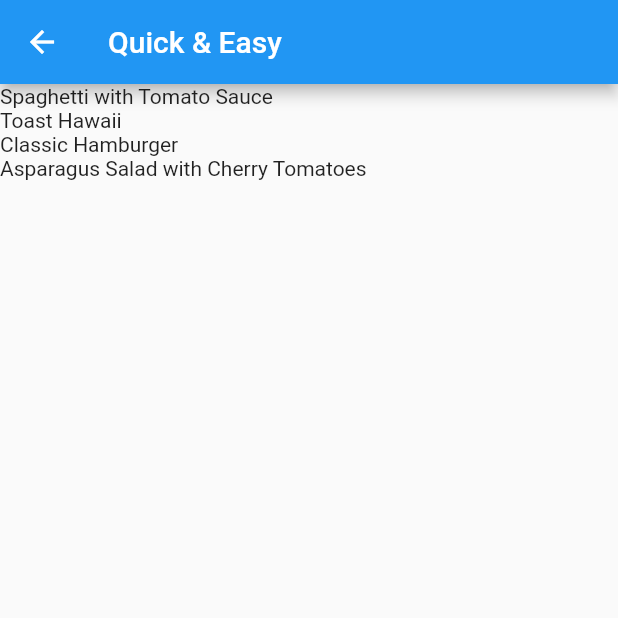
After one commit to Emrys02/cookbook, a Flutter app: the screen it shows after launch, after a tap on "Quick & Easy", on a phone screen of 412 x 824 dp, the top half of it. The commit adds this screen. Run offline on Flutter 3.47's test engine with Material 2 defaults, Android fonts, the phone set to English and light mode, and no system bars.

Commit message:
created a seperate file for the fundamental lists i.e Meals and Categories,

```diff
--- /dev/null
+++ b/lib/data/dummy_data.dart
@@ -0,0 +1,398 @@
+import 'package:flutter/material.dart';
+
+import '../models/categories.dart';
+import '../models/meal.dart';
+
+const dummyCategories  =  [
+  Category(
+    id: 'c1',
+    title: 'Italian',
+    color: Colors.purple,
+  ),
+  Category(
+    id: 'c2',
+    title: 'Quick & Easy',
+    color: Colors.red,
+  ),
+  Category(
+    id: 'c3',
+    title: 'Hamburgers',
+    color: Colors.orange,
+  ),
+  Category(
+    id: 'c4',
+    title: 'German',
+    color: Colors.amber,
+  ),
+  Category(
+    id: 'c5',
+    title: 'Light & Lovely',
+    color: Colors.blue,
+  ),
+  Category(
+    id: 'c6',
+    title: 'Exotic',
+    color: Colors.green,
+  ),
+  Category(
+    id: 'c7',
+    title: 'Breakfast',
+    color: Colors.lightBlue,
+  ),
+  Category(
+    id: 'c8',
+    title: 'Asian',
+    color: Colors.lightGreen,
+  ),
+  Category(
+    id: 'c9',
+    title: 'French',
+    color: Colors.pink,
+  ),
+  Category(
+    id: 'c10',
+    title: 'Summer',
+    color: Colors.teal,
+  ),
+];
+
+const dummyMeals =[
+  Meal(
+    id: 'm1',
+    categories: [
+      'c1',
+      'c2',
+    ],
+    title: 'Spaghetti with Tomato Sauce',
+    affordability: Affordability.affordable,
+    complexity: Complexity.simple,
+    imageUrl:
+        'https://upload.wikimedia.org/wikipedia/commons/thumb/2/20/Spaghetti_Bolognese_mit_Parmesan_oder_Grana_Padano.jpg/800px-Spaghetti_Bolognese_mit_Parmesan_oder_Grana_Padano.jpg',
+    duration: 20,
+    ingredients: [
+      '4 Tomatoes',
+      '1 Tablespoon of Olive Oil',
+      '1 Onion',
+      '250g Spaghetti',
+      'Spices',
+      'Cheese (optional)'
+    ],
+    steps: [
+      'Cut the tomatoes and the onion into small pieces.',
+      'Boil some water - add salt to it once it boils.',
+      'Put the spaghetti into the boiling water - they should be done in about 10 to 12 minutes.',
+      'In the meantime, heaten up some olive oil and add the cut onion.',
+      'After 2 minutes, add the tomato pieces, salt, pepper and your other spices.',
+      'The sauce will be done once the spaghetti are.',
+      'Feel free to add some cheese on top of the finished dish.'
+    ],
+    glutenFree: false,
+    vegan: true,
+    lactoseFree: true,
+  ),
+  Meal(
+    id: 'm2',
+    categories: [
+      'c2',
+    ],
+    title: 'Toast Hawaii',
+    affordability: Affordability.affordable,
+    complexity: Complexity.simple,
+    imageUrl:
+        'https://cdn.pixabay.com/photo/2018/07/11/21/51/toast-3532016_1280.jpg',
+    duration: 10,
+    ingredients: [
+      '1 Slice White Bread',
+      '1 Slice Ham',
+      '1 Slice Pineapple',
+      '1-2 Slices of Cheese',
+      'Butter'
+    ],
+    steps: [
+      'Butter one side of the white bread',
+      'Layer ham, the pineapple and cheese on the white bread',
+      'Bake the toast for round about 10 minutes in the oven at 200°C'
+    ],
+    glutenFree: false,
+    vegan: false,
+    lactoseFree: false,
+  ),
+  Meal(
+    id: 'm3',
+    categories: [
+      'c2',
+      'c3',
+    ],
+    title: 'Classic Hamburger',
+    affordability: Affordability.quiteExpensive,
+    complexity: Complexity.simple,
+    imageUrl:
+        'https://cdn.pixabay.com/photo/2014/10/23/18/05/burger-500054_1280.jpg',
+    duration: 45,
+    ingredients: [
+      '300g Cattle Hack',
+      '1 Tomato',
+      '1 Cucumber',
+      '1 Onion',
+      'Ketchup',
+      '2 Burger Buns'
+    ],
+    steps: [
+      'Form 2 patties',
+      'Fry the patties for c. 4 minutes on each side',
+      'Quickly fry the buns for c. 1 minute on each side',
+      'Bruch buns with ketchup',
+      'Serve burger with tomato, cucumber and onion'
+    ],
+    glutenFree: false,
+    vegan: false,
+    lactoseFree: true,
+  ),
+  Meal(
+    id: 'm4',
+    categories: [
+      'c4',
+    ],
+    title: 'Wiener Schnitzel',
+    affordability: Affordability.veryExpensive,
+    complexity: Complexity.challenging,
+    imageUrl:
+        'https://cdn.pixabay.com/photo/2018/03/31/19/29/schnitzel-3279045_1280.jpg',
+    duration: 60,
+    ingredients: [
+      '8 Veal Cutlets',
+      '4 Eggs',
+      '200g Bread Crumbs',
+      '100g Flour',
+      '300ml Butter',
+      '100g Vegetable Oil',
+      'Salt',
+      'Lemon Slices'
+    ],
+    steps: [
+      'Tenderize the veal to about 2–4mm, and salt on both sides.',
+      'On a flat plate, stir the eggs briefly with a fork.',
+      'Lightly coat the cutlets in flour then dip into the egg, and finally, coat in breadcrumbs.',
+      'Heat the butter and oil in a large pan (allow the fat to get very hot) and fry the schnitzels until golden brown on both sides.',
+      'Make sure to toss the pan regularly so that the schnitzels are surrounded by oil and the crumbing becomes ‘fluffy’.',
+      'Remove, and drain on kitchen paper. Fry the parsley in the remaining oil and drain.',
+      'Place the schnitzels on awarmed plate and serve garnishedwith parsley and slices of lemon.'
+    ],
+    glutenFree: false,
+    vegan: false,
+    lactoseFree: false,
+  ),
+  Meal(
+    id: 'm5',
+    categories: [
+      'c2'
+          'c5',
+      'c10',
+    ],
+    title: 'Salad with Smoked Salmon',
+    affordability: Affordability.veryExpensive,
+    complexity: Complexity.simple,
+    imageUrl:
+        'https://cdn.pixabay.com/photo/2016/10/25/13/29/smoked-salmon-salad-1768890_1280.jpg',
+    duration: 15,
+    ingredients: [
+      'Arugula',
+      'Lamb\'s Lettuce',
+      'Parsley',
+      'Fennel',
+      '200g Smoked Salmon',
+      'Mustard',
+      'Balsamic Vinegar',
+      'Olive Oil',
+      'Salt and Pepper'
+    ],
+    steps: [
+      'Wash and cut salad and herbs',
+      'Dice the salmon',
+      'Process mustard, vinegar and olive oil into a dessing',
+      'Prepare the salad',
+      'Add salmon cubes and dressing'
+    ],
+    glutenFree: true,
+    vegan: false,
+    lactoseFree: true,
+  ),
+  Meal(
+    id: 'm6',
+    categories: [
+      'c6',
+      'c10',
+    ],
+    title: 'Delicious Orange Mousse',
+    affordability: Affordability.affordable,
+    complexity: Complexity.hard,
+    imageUrl:
+        'https://cdn.pixabay.com/photo/2017/05/01/05/18/pastry-2274750_1280.jpg',
+    duration: 240,
+    ingredients: [
+      '4 Sheets of Gelatine',
+      '150ml Orange Juice',
+      '80g Sugar',
+      '300g Yoghurt',
+      '200g Cream',
+      'Orange Peel',
+    ],
+    steps: [
+      'Dissolve gelatine in pot',
+      'Add orange juice and sugar',
+      'Take pot off the stove',
+      'Add 2 tablespoons of yoghurt',
+      'Stir gelatin under remaining yoghurt',
+      'Cool everything down in the refrigerator',
+      'Whip the cream and lift it under die orange mass',
+      'Cool down again for at least 4 hours',
+      'Serve with orange peel',
+    ],
+    glutenFree: true,
+    vegan: false,
+    lactoseFree: false,
+  ),
+  Meal(
+    id: 'm7',
+    categories: [
+      'c7',
+    ],
+    title: 'Pancakes',
+    affordability: Affordability.affordable,
+    complexity: Complexity.simple,
+    imageUrl:
+        'https://cdn.pixabay.com/photo/2018/07/10/21/23/pancake-3529653_1280.jpg',
+    duration: 20,
+    ingredients: [
+      '1 1/2 Cups all-purpose Flour',
+      '3 1/2 Teaspoons Baking Powder',
+      '1 Teaspoon Salt',
+      '1 Tablespoon White Sugar',
+      '1 1/4 cups Milk',
+      '1 Egg',
+      '3 Tablespoons Butter, melted',
+    ],
+    steps: [
+      'In a large bowl, sift together the flour, baking powder, salt and sugar.',
+      'Make a well in the center and pour in the milk, egg and melted butter; mix until smooth.',
+      'Heat a lightly oiled griddle or frying pan over medium high heat.',
+      'Pour or scoop the batter onto the griddle, using approximately 1/4 cup for each pancake. Brown on both sides and serve hot.'
+    ],
+    glutenFree: true,
+    vegan: false,
+    lactoseFree: false,
+  ),
+  Meal(
+    id: 'm8',
+    categories: [
+      'c8',
+    ],
+    title: 'Creamy Indian Chicken Curry',
+    affordability: Affordability.quiteExpensive,
+    complexity: Complexity.challenging,
+    imageUrl:
+        'https://cdn.pixabay.com/photo/2018/06/18/16/05/indian-food-3482749_1280.jpg',
+    duration: 35,
+    ingredients: [
+      '4 Chicken Breasts',
+      '1 Onion',
+      '2 Cloves of Garlic',
+      '1 Piece of Ginger',
+      '4 Tablespoons Almonds',
+      '1 Teaspoon Cayenne Pepper',
+      '500ml Coconut Milk',
+    ],
+    steps: [
+      'Slice and fry the chicken breast',
+      'Process onion, garlic and ginger into paste and sauté everything',
+      'Add spices and stir fry',
+      'Add chicken breast + 250ml of water and cook everything for 10 minutes',
+      'Add coconut milk',
+      'Serve with rice'
+    ],
+    glutenFree: true,
+    vegan: false,
+    lactoseFree: true,
+  ),
+  Meal(
+    id: 'm9',
+    categories: [
+      'c9',
+    ],
+    title: 'Chocolate Souffle',
+    affordability: Affordability.affordable,
+    complexity: Complexity.hard,
+    imageUrl:
+        'https://cdn.pixabay.com/photo/2014/08/07/21/07/souffle-412785_1280.jpg',
+    duration: 45,
+    ingredients: [
+      '1 Teaspoon melted Butter',
+      '2 Tablespoons white Sugar',
+      '2 Ounces 70% dark Chocolate, broken into pieces',
+      '1 Tablespoon Butter',
+      '1 Tablespoon all-purpose Flour',
+      '4 1/3 tablespoons cold Milk',
+      '1 Pinch Salt',
+      '1 Pinch Cayenne Pepper',
+      '1 Large Egg Yolk',
+      '2 Large Egg Whites',
+      '1 Pinch Cream of Tartar',
+      '1 Tablespoon white Sugar',
+    ],
+    steps: [
+      'Preheat oven to 190°C. Line a rimmed baking sheet with parchment paper.',
+      'Brush bottom and sides of 2 ramekins lightly with 1 teaspoon melted butter; cover bottom and sides right up to the rim.',
+      'Add 1 tablespoon white sugar to ramekins. Rotate ramekins until sugar coats all surfaces.',
+      'Place chocolate pieces in a metal mixing bowl.',
+      'Place bowl over a pan of about 3 cups hot water over low heat.',
+      'Melt 1 tablespoon butter in a skillet over medium heat. Sprinkle in flour. Whisk until flour is incorporated into butter and mixture thickens.',
+      'Whisk in cold milk until mixture becomes smooth and thickens. Transfer mixture to bowl with melted chocolate.',
+      'Add salt and cayenne pepper. Mix together thoroughly. Add egg yolk and mix to combine.',
+      'Leave bowl above the hot (not simmering) water to keep chocolate warm while you whip the egg whites.',
+      'Place 2 egg whites in a mixing bowl; add cream of tartar. Whisk until mixture begins to thicken and a drizzle from the whisk stays on the surface about 1 second before disappearing into the mix.',
+      'Add 1/3 of sugar and whisk in. Whisk in a bit more sugar about 15 seconds.',
+      'whisk in the rest of the sugar. Continue whisking until mixture is about as thick as shaving cream and holds soft peaks, 3 to 5 minutes.',
+      'Transfer a little less than half of egg whites to chocolate.',
+      'Mix until egg whites are thoroughly incorporated into the chocolate.',
+      'Add the rest of the egg whites; gently fold into the chocolate with a spatula, lifting from the bottom and folding over.',
+      'Stop mixing after the egg white disappears. Divide mixture between 2 prepared ramekins. Place ramekins on prepared baking sheet.',
+      'Bake in preheated oven until scuffles are puffed and have risen above the top of the rims, 12 to 15 minutes.',
+    ],
+    glutenFree: true,
+    vegan: false,
+    lactoseFree: false,
+  ),
+  Meal(
+    id: 'm10',
+    categories: [
+      'c2',
+      'c5',
+      'c10',
+    ],
+    title: 'Asparagus Salad with Cherry Tomatoes',
+    affordability: Affordability.veryExpensive,
+    complexity: Complexity.simple,
+    imageUrl:
+        'https://cdn.pixabay.com/photo/2018/04/09/18/26/asparagus-3304997_1280.jpg',
+    duration: 30,
+    ingredients: [
+      'White and Green Asparagus',
+      '30g Pine Nuts',
+      '300g Cherry Tomatoes',
+      'Salad',
+      'Salt, Pepper and Olive Oil'
+    ],
+    steps: [
+      'Wash, peel and cut the asparagus',
+      'Cook in salted water',
+      'Salt and pepper the asparagus',
+      'Roast the pine nuts',
+      'Halve the tomatoes',
+      'Mix with asparagus, salad and dressing',
+      'Serve with Baguette'
+    ],
+    glutenFree: true,
+    vegan: true,
+    lactoseFree: true,
+  ),
+];
--- a/lib/main.dart
+++ b/lib/main.dart
@@ -1,7 +1,7 @@
 import 'package:flutter/material.dart';
 
-import 'models/categories.dart';
-import 'widget/recipies_pag.dart';
+import 'widget/available_meals.dart';
+import 'widget/categories_list.dart';
 
 void main() => runApp(_CookBookApp());
 
@@ -11,71 +11,17 @@ class _CookBookApp extends StatefulWidget {
 }
 
 class _CookBookAppState extends State<_CookBookApp> {
-  List<Category> temp = [
-    Category(id: 'c1', color: Colors.purple, title: 'italian'),
-    Category(id: 'c2', color: Colors.red, title: 'mexican'),
-    Category(id: 'c3', color: Colors.blue, title: 'chinese'),
-    Category(id: 'c4', color: Colors.green, title: 'african'),
-    Category(id: 'c5', color: Colors.yellow, title: 'japanese'),
-    Category(id: 'c6', color: Colors.teal, title: 'indian'),
-    Category(id: 'c7', color: Colors.amber, title: 'italian'),
-    Category(id: 'c8', color: Colors.indigo, title: 'mexican'),
-    Category(id: 'c9', color: Colors.black, title: 'chinese'),
-    Category(id: 'c10', color: Colors.brown, title: 'african'),
-    Category(id: 'c11', color: Colors.orange, title: 'japanese'),
-    Category(id: 'c12', color: Colors.lime, title: 'indian'),
-  ];
-
-  void changeToRecipe(context, String pagetitle, String pageid) {
-    Navigator.of(context).pushNamed(
-      '/recipies',
-      arguments: {
-        'id': pageid,
-        'title': pagetitle
-      }
-    );
-  }
 
   @override
   Widget build(BuildContext context) {
     return MaterialApp(
       home: Scaffold(
-        appBar: AppBar(
-          title: Text('CookBook'),
-        ),
-        body: Center(
-          child: GridView(
-            padding: EdgeInsets.all(15),
-            gridDelegate: SliverGridDelegateWithMaxCrossAxisExtent(
-              maxCrossAxisExtent: 150,
-              mainAxisSpacing: 10,
-              childAspectRatio: 4 / 3,
-              crossAxisSpacing: 10,
-            ),
-            children: temp.map((cat) {
-              return InkWell(
-                onTap: () => changeToRecipe(context, cat.title, cat.id),
-                radius: 10,
-                borderRadius: BorderRadius.circular(15),
-                child: Container(
-                  child: Text(cat.title),
-                  decoration: BoxDecoration(
-                    borderRadius: BorderRadius.circular(15),
-                    gradient: SweepGradient(colors: [
-                      cat.color.withOpacity(0.3),
-                      cat.color.withOpacity(0.5),
-                      cat.color.withOpacity(0.8),
-                      cat.color
-                    ]),
-                  ),
-                ),
-              );
-            }).toList(),
+          appBar: AppBar(
+            title: Text('CookBook'),
           ),
-        ),
-      ),
+          body: CategoriesList()),
       routes: {
-        "/recipies": (context)=>Recipies(),
+        "/recipies": (context) => AvailableMeals(),
       },
     ); // This trailing comma makes auto-formatting nicer for build methods.
   }
--- a/lib/models/categories.dart
+++ b/lib/models/categories.dart
@@ -5,5 +5,5 @@ class Category {
   final String title;
   final Color color;
 
-  Category({required this.id, this.color = Colors.orange, required this.title});
+  const Category({required this.id, this.color = Colors.orange, required this.title});
 }
--- a/lib/models/meal.dart
+++ b/lib/models/meal.dart
@@ -1,9 +1,32 @@
+enum Complexity { simple, challenging, hard }
+
+enum Affordability { cheap, affordable, quiteExpensive, veryExpensive }
+
 class Meal {
   final String id;
   final List<String> categories;
   final String title;
   final String imageUrl;
   final List<String> ingredients;
+  final List<String> steps;
+  final int duration;
+  final Complexity complexity;
+  final Affordability affordability;
+  final bool glutenFree;
+  final bool lactoseFree;
+  final bool vegan;
 
-  Meal({required this.id, required this.categories, required this.title, required this.imageUrl, required this.ingredients});
+  const Meal(
+      {required this.id,
+      required this.categories,
+      required this.title,
+      required this.imageUrl,
+      required this.ingredients,
+      required this.complexity,
+      required this.duration,
+      required this.steps,
+      required this.affordability,
+      required this.glutenFree,
+      required this.lactoseFree,
+      required this.vegan});
 }
--- /dev/null
+++ b/lib/widget/available_meals.dart
@@ -0,0 +1,26 @@
+import 'package:flutter/material.dart';
+
+import '../data/dummy_data.dart';
+
+class AvailableMeals extends StatelessWidget {
+  @override
+  Widget build(BuildContext context) {
+    final details =
+        ModalRoute.of(context)?.settings.arguments as Map<String, String>;
+    final pagetitle = details['title'];
+    final pageid = details['id'];
+
+    final mealCategories = dummyMeals.where((meal) {
+      return meal.categories.contains(pageid);
+    }).toList();
+    return Scaffold(
+      appBar: AppBar(title: Text("$pagetitle")),
+      body: ListView.builder(
+        itemBuilder: (context, index) {
+          return Text(mealCategories[index].title);
+        },
+        itemCount: mealCategories.length,
+      ),
+    );
+  }
+}
--- /dev/null
+++ b/lib/widget/categories_list.dart
@@ -0,0 +1,48 @@
+import 'package:cookbook/data/dummy_data.dart';
+import 'package:flutter/material.dart';
+
+
+class CategoriesList extends StatelessWidget {
+
+  @override
+  Widget build(BuildContext context) {
+    void changeToRecipe(context, String pagetitle, String pageid) {
+      Navigator.of(context).pushNamed('/recipies',
+          arguments: {'id': pageid, 'title': pagetitle});
+    }
+
+    return Center(
+      child: GridView(
+        padding: const EdgeInsets.all(15),
+        gridDelegate: const SliverGridDelegateWithMaxCrossAxisExtent(
+          maxCrossAxisExtent: 150,
+          mainAxisSpacing: 10,
+          childAspectRatio: 4 / 3,
+          crossAxisSpacing: 10,
+        ),
+        children: dummyCategories.map((cat) {
+          return InkWell(
+            onTap: () => changeToRecipe(context, cat.title, cat.id),
+            radius: 10,
+            borderRadius: BorderRadius.circular(15),
+            child: Container(
+              child: Padding(
+                padding: const EdgeInsets.all(8.0),
+                child: Text(cat.title, style: const TextStyle(fontSize: 20, fontWeight: FontWeight.w400),),
+              ),
+              decoration: BoxDecoration(
+                borderRadius: BorderRadius.circular(15),
+                gradient: SweepGradient(colors: [
+                  cat.color.withOpacity(0.3),
+                  cat.color.withOpacity(0.5),
+                  cat.color.withOpacity(0.8),
+                  cat.color
+                ]),
+              ),
+            ),
+          );
+        }).toList(),
+      ),
+    );
+  }
+}
--- a/lib/widget/recipies_pag.dart
+++ /dev/null
@@ -1,15 +0,0 @@
-import 'package:flutter/material.dart';
-
-class Recipies extends StatelessWidget {
-  @override
-  Widget build(BuildContext context) {
-    final details = ModalRoute.of(context)?.settings.arguments as Map<String, String>;
-    final pagetitle = details['title'];
-    return Scaffold(
-      appBar: AppBar(title: Text("$pagetitle")),
-      body: Center(
-        child: Text("Different Recipies"),
-      ),
-    );
-  }
-}
```
